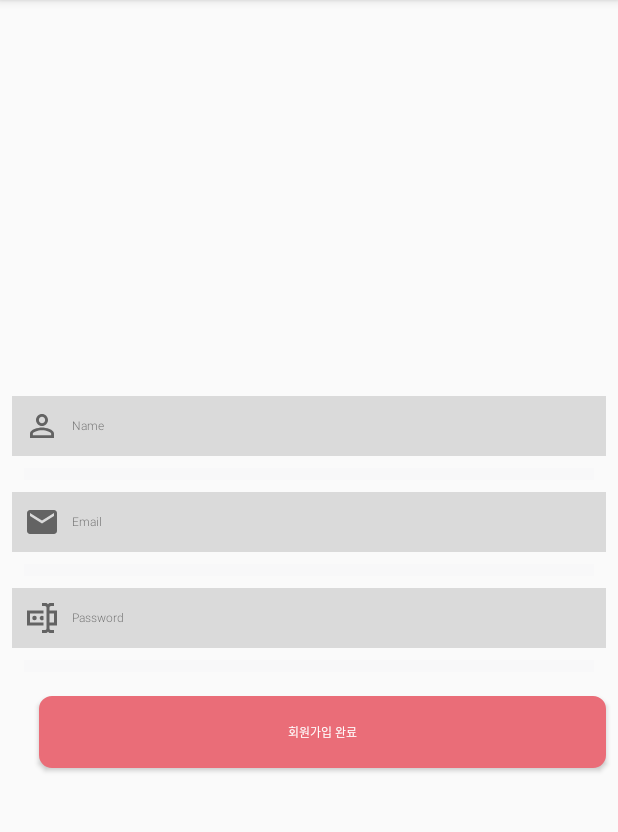
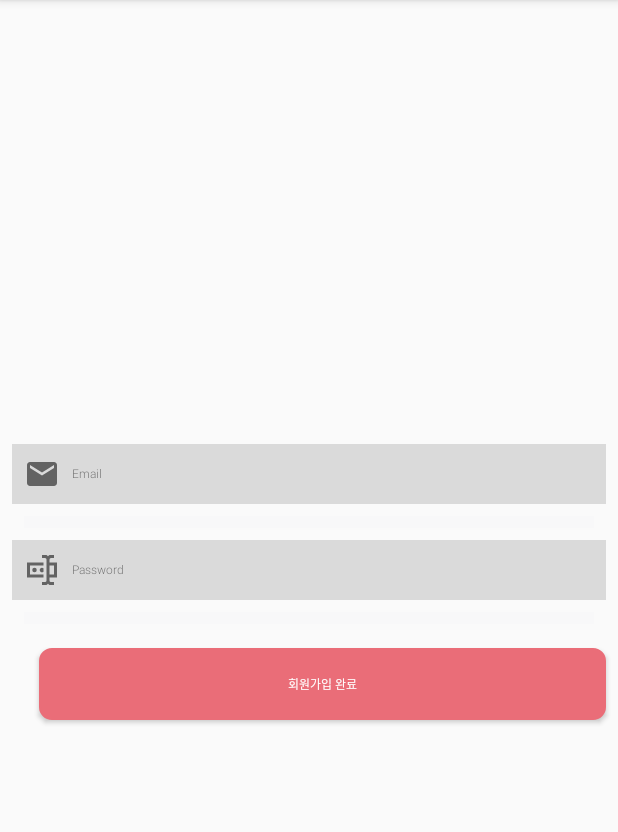
Before and after one commit to jiwonmik/pbl, an Android app: the screen it shows after launch (RegisterActivity), after a tap on "Create Account", on a phone screen of 412 x 824 dp, the part 84-916 px from its top. Run offline under Robolectric (Android 15) with nearby library versions, the phone set to English and light mode, and no system bars; our stand-ins replace Firebase (no records; nobody signed in at launch, a user with empty details on screens opened directly).

Commit message:
PBL Sos Project

```diff
--- a/app/build.gradle
+++ b/app/build.gradle
@@ -1,6 +1,7 @@
 apply plugin: 'com.android.application'
 apply plugin: 'kotlin-android'
 apply plugin: 'kotlin-android-extensions'
+apply plugin: 'com.google.gms.google-services'
 
 android {
     compileSdkVersion 30
@@ -30,6 +31,7 @@ dependencies {
     implementation 'androidx.core:core-ktx:1.3.1'
     implementation 'androidx.appcompat:appcompat:1.2.0'
     implementation 'androidx.constraintlayout:constraintlayout:2.0.1'
+    implementation 'com.google.firebase:firebase-auth:16.0.5'
     testImplementation 'junit:junit:4.12'
     androidTestImplementation 'androidx.test.ext:junit:1.1.2'
     androidTestImplementation 'androidx.test.espresso:espresso-core:3.3.0'
--- a/app/src/main/java/com/example/myapplication/MainActivity.kt
+++ b/app/src/main/java/com/example/myapplication/MainActivity.kt
@@ -3,16 +3,49 @@ package com.example.myapplication
 import android.content.Intent
 import androidx.appcompat.app.AppCompatActivity
 import android.os.Bundle
+import android.util.Log
+import android.widget.EditText
+import android.widget.Toast
+import com.google.firebase.auth.FirebaseAuth
 import kotlinx.android.synthetic.main.activity_main.*
 
 class MainActivity : AppCompatActivity() {
+    private lateinit var auth: FirebaseAuth
+    private val TAG : String = "MainActivity"
+
     override fun onCreate(savedInstanceState: Bundle?) {
         super.onCreate(savedInstanceState)
         setContentView(R.layout.activity_main)
 
+        auth = FirebaseAuth.getInstance()
+
+        //사용자 입력 값
+        val usr_email = findViewById<EditText>(R.id.reg_email_et)
+        val usr_password = findViewById<EditText>(R.id.reg_password_et)
+
         btn_login.setOnClickListener {
             val intent = Intent(this, LoginResultActivity::class.java)
-            startActivity(intent)
+            if (usr_email.text.toString().length == 0 || usr_password.text.toString().length == 0){
+                Toast.makeText(this, "email 혹은 password가 입력되지 않았습니다.", Toast.LENGTH_SHORT).show()
+            } else {
+                auth.signInWithEmailAndPassword(usr_email.text.toString(), usr_password.text.toString())
+                    .addOnCompleteListener(this) { task ->
+                        if (task.isSuccessful) {
+                            // Sign in success, update UI with the signed-in user's information
+                            Log.d(TAG, "signInWithEmail:success")
+                            val user = auth.currentUser
+                            Toast.makeText(this, "로그인 성공", Toast.LENGTH_SHORT).show()
+                            startActivity(intent)
+                        } else {
+                            // If sign in fails, display a message to the user.
+                            Log.w(TAG, "signInWithEmail:failure", task.exception)
+                            Toast.makeText(baseContext, "Authentication failed.",
+                                Toast.LENGTH_SHORT).show()
+                        }
+
+                        // ...
+                    }
+            }
         }
 
         txt_register.setOnClickListener{
--- a/app/src/main/java/com/example/myapplication/PlusProtectorActivity.kt
+++ b/app/src/main/java/com/example/myapplication/PlusProtectorActivity.kt
@@ -9,6 +9,7 @@ import android.widget.Button
 import android.widget.TextView
 import androidx.appcompat.app.AlertDialog
 import androidx.appcompat.app.AppCompatActivity
+import kotlinx.android.synthetic.main.alert_popup.*
 
 
 class PlusProtectorActivity : AppCompatActivity() {
--- a/app/src/main/res/layout/activity_register.xml
+++ b/app/src/main/res/layout/activity_register.xml
@@ -56,29 +56,6 @@
 
                     <!--Name Details-->
 
-                    <EditText
-                        android:id="@+id/reg_name_et"
-                        style="@style/Font_family_light"
-                        android:layout_width="match_parent"
-                        android:layout_height="wrap_content"
-                        android:background="@color/curated_light"
-                        android:drawableLeft="@drawable/ic_person"
-                        android:drawablePadding="@dimen/padding_8"
-                        android:hint="Name"
-                        android:inputType="text"
-                        android:maxLength="30"
-                        android:maxLines="1"
-                        android:padding="@dimen/padding_16"
-                        android:textColor="@color/black"
-                        android:textColorHint="@color/black"
-                        android:textSize="@dimen/text_18" />
-
-
-                    <View
-                        style="@style/Normal_Margin_Style"
-                        android:layout_width="match_parent"
-                        android:layout_height="@dimen/dimen_1"
-                        android:background="@color/view_line" />
 
                     <!--Name Details-->
 
--- a/build.gradle
+++ b/build.gradle
@@ -8,6 +8,7 @@ buildscript {
     dependencies {
         classpath "com.android.tools.build:gradle:4.0.1"
         classpath "org.jetbrains.kotlin:kotlin-gradle-plugin:$kotlin_version"
+        classpath 'com.google.gms:google-services:4.2.0'
 
         // NOTE: Do not place your application dependencies here; they belong
         // in the individual module build.gradle files
```
Also changed, not shown: app/src/main/java/com/example/myapplication/RegisterActivity.kt (+40 -0 lines), app/src/main/res/layout/activity_main.xml (+6 -6 lines), 1 other file.
